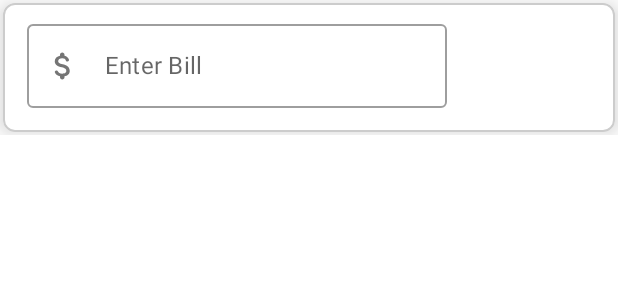
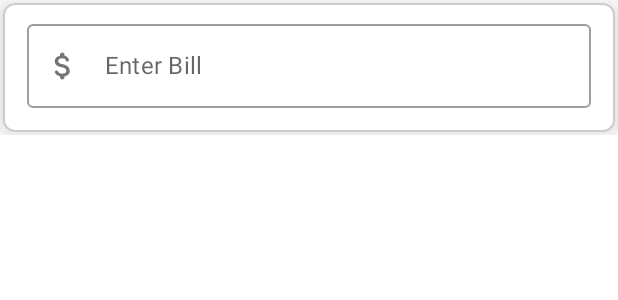
Before and after one commit to marcelosanto/jet-tip-app-jetpack-compose, an Android app built with Jetpack Compose: the @Preview function MainContent, on a phone screen of 412 x 824 dp. Shown: the top 300 px of the screen. Run offline under Robolectric (Android 15) with nearby library versions, the phone set to English and light mode, and no system bars.

```diff
--- a/app/src/main/java/xyz/spacermarcelo/jettipapp/components/Components.kt
+++ b/app/src/main/java/xyz/spacermarcelo/jettipapp/components/Components.kt
@@ -1,5 +1,6 @@
 package xyz.spacermarcelo.jettipapp.components
 
+import androidx.compose.foundation.layout.fillMaxWidth
 import androidx.compose.foundation.layout.padding
 import androidx.compose.foundation.text.KeyboardActions
 import androidx.compose.foundation.text.KeyboardOptions
@@ -41,7 +42,9 @@ fun InputField(
         },
         singleLine = isSingleLine,
         textStyle = TextStyle(fontSize = 18.sp, color = MaterialTheme.colors.onBackground),
-        modifier = modifier.padding(bottom = 10.dp, start = 10.dp, end = 10.dp),
+        modifier = modifier
+            .padding(bottom = 10.dp, start = 10.dp, end = 10.dp)
+            .fillMaxWidth(),
         enabled = enabled,
         keyboardOptions = KeyboardOptions(keyboardType = keyboardType, imeAction = imeAction),
         keyboardActions = onAction
```
Also changed, not shown: app/src/main/java/xyz/spacermarcelo/jettipapp/MainActivity.kt (+45 -3 lines).
